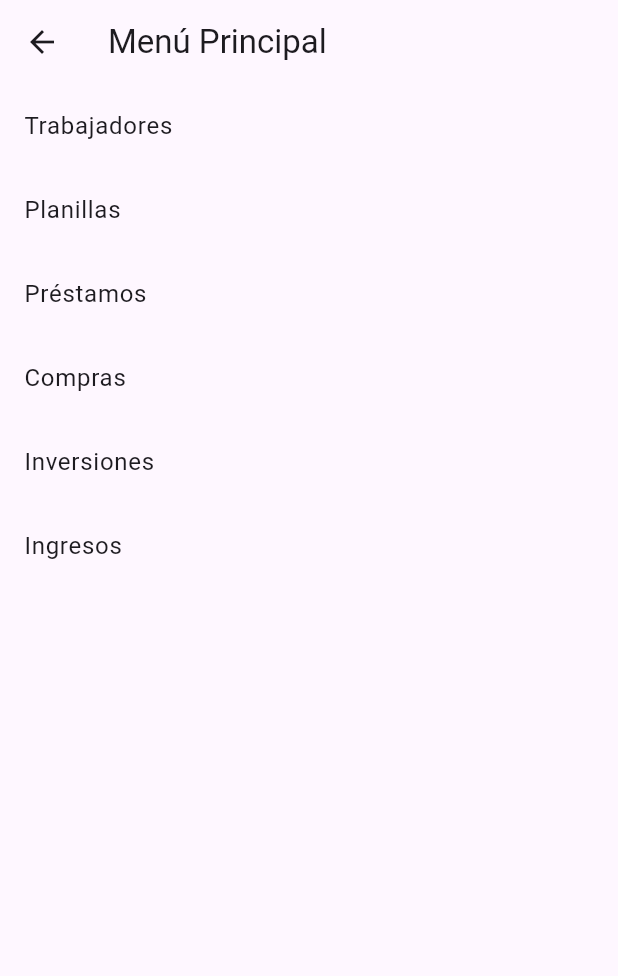
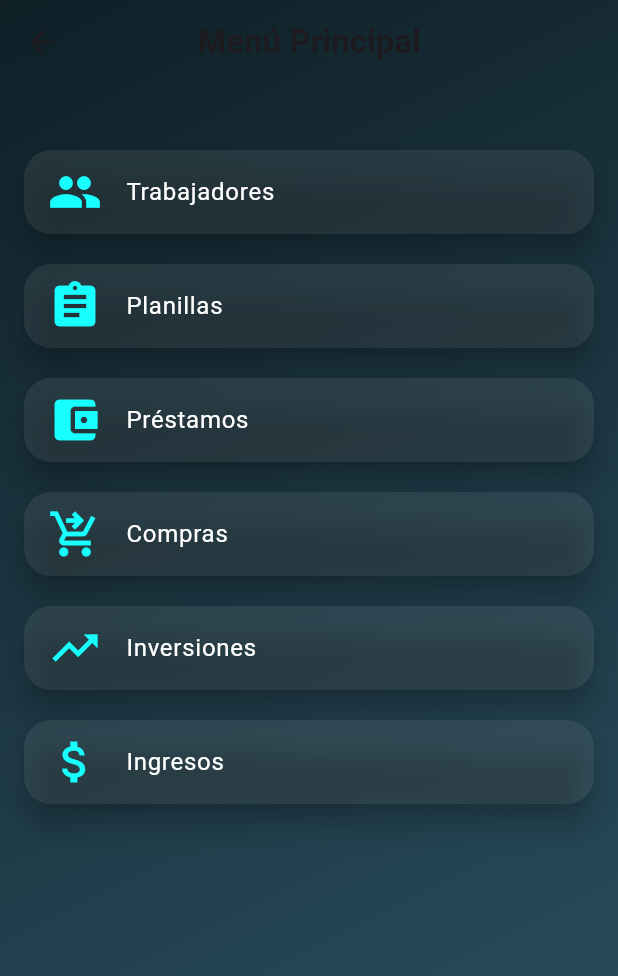
Before and after one commit to cristopher281/gestor-de-fincaV, a Flutter app: the MainMenuScreen screen opened by its route, on a phone screen of 412 x 824 dp. Shown: the top 976 px of the screen. Run offline on Flutter 3.47's test engine with Material 3 defaults, Android fonts, the phone set to English and light mode, and no system bars; Roboto replaces fonts that are missing (Orbitron).

Commit message:
Mejorar la interfaz del menú principal con un diseño más atractivo y tarjetas para las opciones de navegación.

```diff
--- a/agrocontrol-frontend/lib/app_router.dart
+++ b/agrocontrol-frontend/lib/app_router.dart
@@ -58,34 +58,92 @@ class MainMenuScreen extends StatelessWidget {
   @override
   Widget build(BuildContext context) {
     return Scaffold(
-      appBar: AppBar(title: const Text('Menú Principal')),
-      body: ListView(
+      extendBodyBehindAppBar: true,
+      appBar: AppBar(
+        title: const Text('Menú Principal', style: TextStyle(fontFamily: 'Orbitron', fontWeight: FontWeight.bold)),
+        backgroundColor: Colors.transparent,
+        elevation: 0,
+        centerTitle: true,
+      ),
+      body: Container(
+        decoration: const BoxDecoration(
+          gradient: LinearGradient(
+            colors: [Color(0xFF0f2027), Color(0xFF2c5364)],
+            begin: Alignment.topLeft,
+            end: Alignment.bottomRight,
+          ),
+        ),
+        child: ListView(
+          padding: const EdgeInsets.only(top: 90, left: 16, right: 16, bottom: 16),
           children: [
-          ListTile(
-            title: const Text('Trabajadores'),
+            Card(
+              elevation: 8,
+              shape: RoundedRectangleBorder(borderRadius: BorderRadius.circular(18)),
+              color: Colors.white.withOpacity(0.08),
+              margin: const EdgeInsets.symmetric(vertical: 10),
+              child: ListTile(
+                leading: const Icon(Icons.people, color: Colors.cyanAccent, size: 36),
+                title: const Text('Trabajadores', style: TextStyle(fontFamily: 'Orbitron', color: Colors.white)),
                 onTap: () => Navigator.pushNamed(context, '/workers'),
               ),
-          ListTile(
-            title: const Text('Planillas'),
+            ),
+            Card(
+              elevation: 8,
+              shape: RoundedRectangleBorder(borderRadius: BorderRadius.circular(18)),
+              color: Colors.white.withOpacity(0.08),
+              margin: const EdgeInsets.symmetric(vertical: 10),
+              child: ListTile(
+                leading: const Icon(Icons.assignment, color: Colors.cyanAccent, size: 36),
+                title: const Text('Planillas', style: TextStyle(fontFamily: 'Orbitron', color: Colors.white)),
                 onTap: () => Navigator.pushNamed(context, '/payrolls'),
               ),
-          ListTile(
-            title: const Text('Préstamos'),
+            ),
+            Card(
+              elevation: 8,
+              shape: RoundedRectangleBorder(borderRadius: BorderRadius.circular(18)),
+              color: Colors.white.withOpacity(0.08),
+              margin: const EdgeInsets.symmetric(vertical: 10),
+              child: ListTile(
+                leading: const Icon(Icons.account_balance_wallet, color: Colors.cyanAccent, size: 36),
+                title: const Text('Préstamos', style: TextStyle(fontFamily: 'Orbitron', color: Colors.white)),
                 onTap: () => Navigator.pushNamed(context, '/loans'),
               ),
-          ListTile(
-            title: const Text('Compras'),
+            ),
+            Card(
+              elevation: 8,
+              shape: RoundedRectangleBorder(borderRadius: BorderRadius.circular(18)),
+              color: Colors.white.withOpacity(0.08),
+              margin: const EdgeInsets.symmetric(vertical: 10),
+              child: ListTile(
+                leading: const Icon(Icons.shopping_cart_checkout, color: Colors.cyanAccent, size: 36),
+                title: const Text('Compras', style: TextStyle(fontFamily: 'Orbitron', color: Colors.white)),
                 onTap: () => Navigator.pushNamed(context, '/purchases'),
               ),
-          ListTile(
-            title: const Text('Inversiones'),
+            ),
+            Card(
+              elevation: 8,
+              shape: RoundedRectangleBorder(borderRadius: BorderRadius.circular(18)),
+              color: Colors.white.withOpacity(0.08),
+              margin: const EdgeInsets.symmetric(vertical: 10),
+              child: ListTile(
+                leading: const Icon(Icons.trending_up, color: Colors.cyanAccent, size: 36),
+                title: const Text('Inversiones', style: TextStyle(fontFamily: 'Orbitron', color: Colors.white)),
                 onTap: () => Navigator.pushNamed(context, '/investments'),
               ),
-          ListTile(
-            title: const Text('Ingresos'),
+            ),
+            Card(
+              elevation: 8,
+              shape: RoundedRectangleBorder(borderRadius: BorderRadius.circular(18)),
+              color: Colors.white.withOpacity(0.08),
+              margin: const EdgeInsets.symmetric(vertical: 10),
+              child: ListTile(
+                leading: const Icon(Icons.attach_money, color: Colors.cyanAccent, size: 36),
+                title: const Text('Ingresos', style: TextStyle(fontFamily: 'Orbitron', color: Colors.white)),
                 onTap: () => Navigator.pushNamed(context, '/incomes'),
               ),
+            ),
           ],
+        ),
       ),
     );
   }
```
Lines whose indentation alone changed are shown as unchanged.
